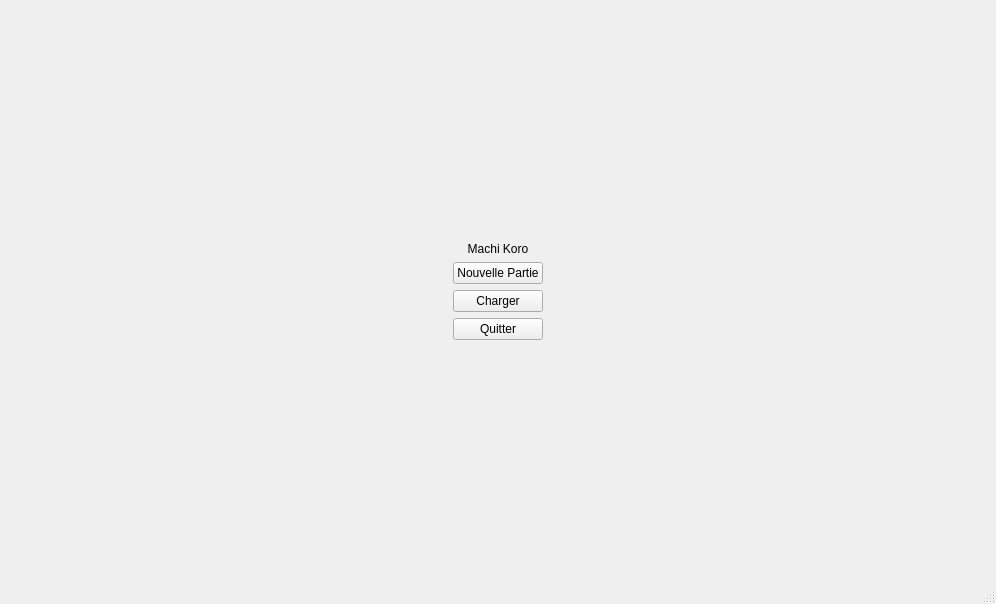
Above: gui/src/mainwindow.ui from LLrnz/Machi-Koro-Boardgame-Adaptation before the change. Below: the same form after it.
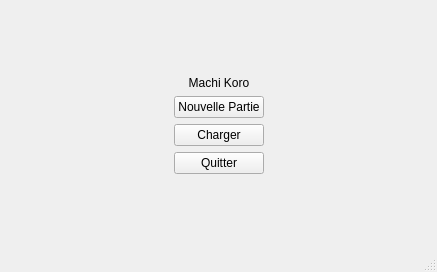
That is the form after the change.

The edit to the form file:
```diff
--- a/gui/src/mainwindow.ui
+++ b/gui/src/mainwindow.ui
@@ -6,10 +6,16 @@
    <rect>
     <x>0</x>
     <y>0</y>
-    <width>996</width>
-    <height>604</height>
+    <width>437</width>
+    <height>272</height>
    </rect>
   </property>
+  <property name="maximumSize">
+   <size>
+    <width>800</width>
+    <height>600</height>
+   </size>
+  </property>
   <property name="windowTitle">
    <string>MainWindow</string>
   </property>
```
Left out of the diff: 4 changed lines with no effect on the pictures.
